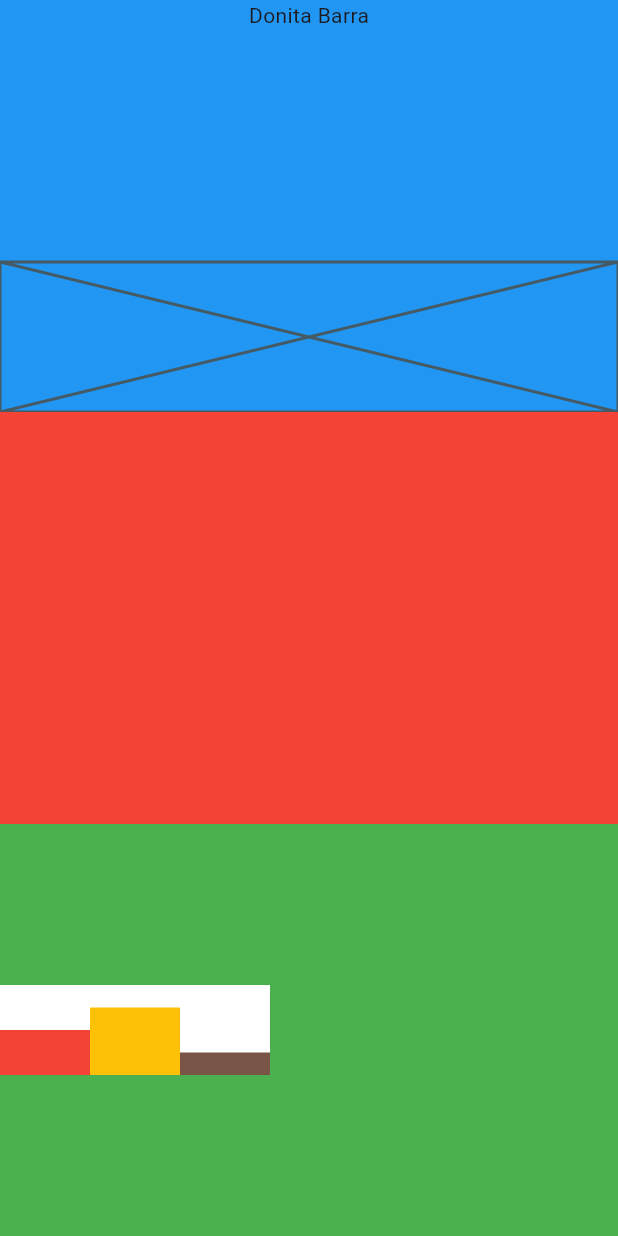
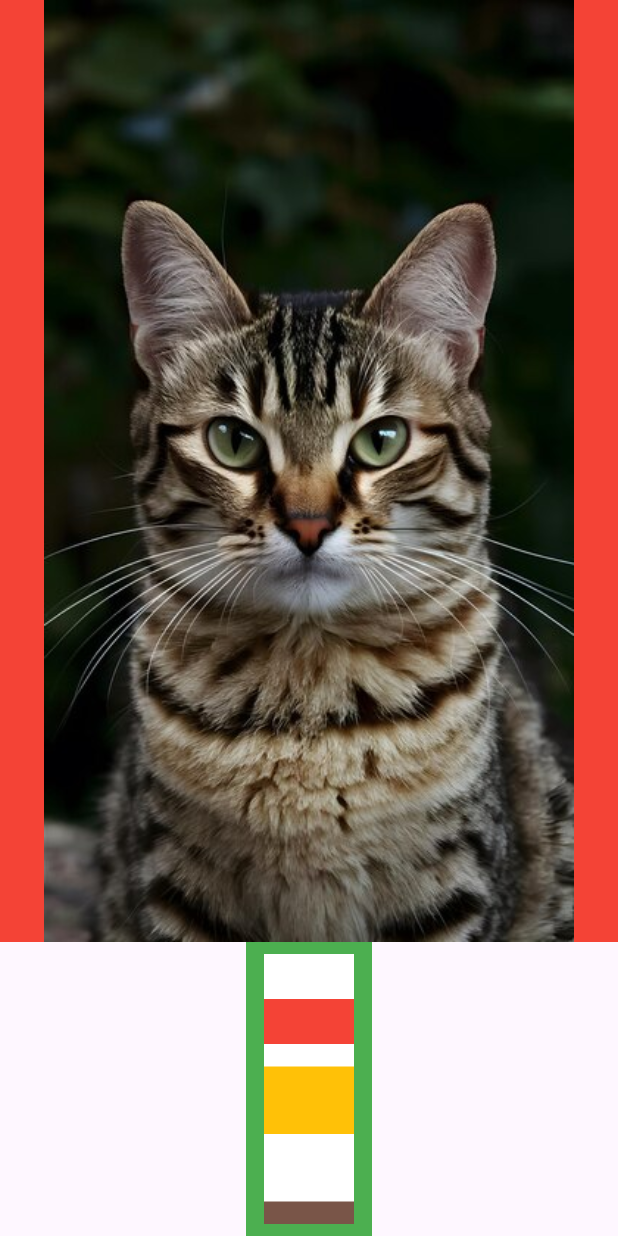
Before and after one commit to jQuera/RealGotchi, a Flutter app: the HomePage screen opened directly, on a phone screen of 412 x 824 dp. Run offline on Flutter 3.47's test engine with Material 3 defaults, Android fonts, the phone set to English and light mode, and no system bars.

Commit message:
new main

```diff
--- a/lib/ui/views/home/home_page.dart
+++ b/lib/ui/views/home/home_page.dart
@@ -1,4 +1,5 @@
 import 'package:flutter/material.dart';
+import 'package:flutter/widgets.dart';
 
 class HomePage extends StatelessWidget {
   const HomePage({super.key});
@@ -12,28 +13,35 @@ class HomePage extends StatelessWidget {
             child: Container(
               color: Colors.blue,
               child: SafeArea(
-                child: Column(
-                  mainAxisAlignment: MainAxisAlignment.spaceBetween,
+                child: Stack(
+                  alignment: Alignment.topCenter,
                   children: [
-                    Text('Donita Barra'),
-                    Placeholder(
-                      fallbackHeight: 100,
-                      fallbackWidth: 200,
+                    const Positioned(
+                      top: 30,
+                      child: Text(
+                        'Donita Barra',
+                        style: TextStyle(fontSize: 20),
+                      ),
+                    ),
+                    Container(
+                      color: Colors.red,
+                      width: double.infinity,
+                      alignment: Alignment.bottomCenter,
+                      child: Image.asset(
+                        'assets/prototype_images/portrait_cat.jpg',
+                        fit: BoxFit.contain,
+
+                      ),
                     ),
                   ],
                 ),
               ),
             ),
           ),
-          Expanded(
-            child: Container(
-              color: Colors.red,
-            ),
-          ),
-          Expanded(
-            child: Container(
+          Container(
             color: Colors.green,
-              child: const Row(
+            padding: const EdgeInsets.symmetric(horizontal: 12, vertical: 8),
+            child: const Column(
               children: [
                 Status(
                   value: 50,
@@ -48,7 +56,6 @@ class HomePage extends StatelessWidget {
                   color: Colors.brown,
                 ),
               ],
-              ),
             ),
           ),
         ],
--- a/pubspec.yaml
+++ b/pubspec.yaml
@@ -59,7 +59,8 @@ flutter:
   uses-material-design: true
 
   # To add assets to your application, add an assets section, like this:
-  # assets:
+  assets:
+    - assets/prototype_images/
   #   - images/a_dot_burr.jpeg
   #   - images/a_dot_ham.jpeg
 
```
Also changed, not shown: lib/main.dart (+1 -108 lines), assets/prototype_images/portrait_cat.jpg (added), 1 other file. Lines whose indentation alone changed are shown as unchanged.
